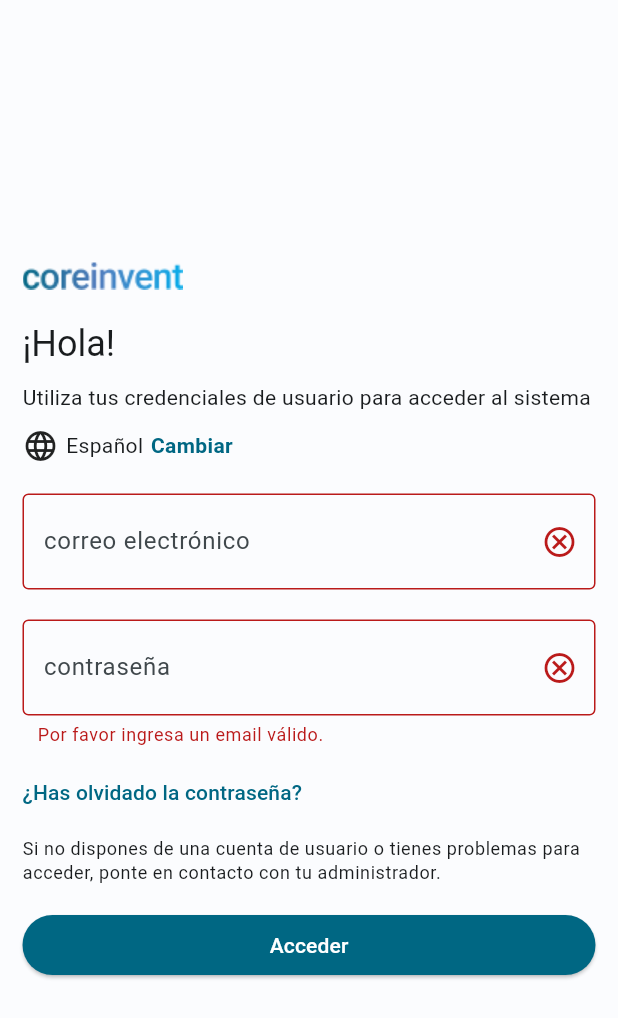
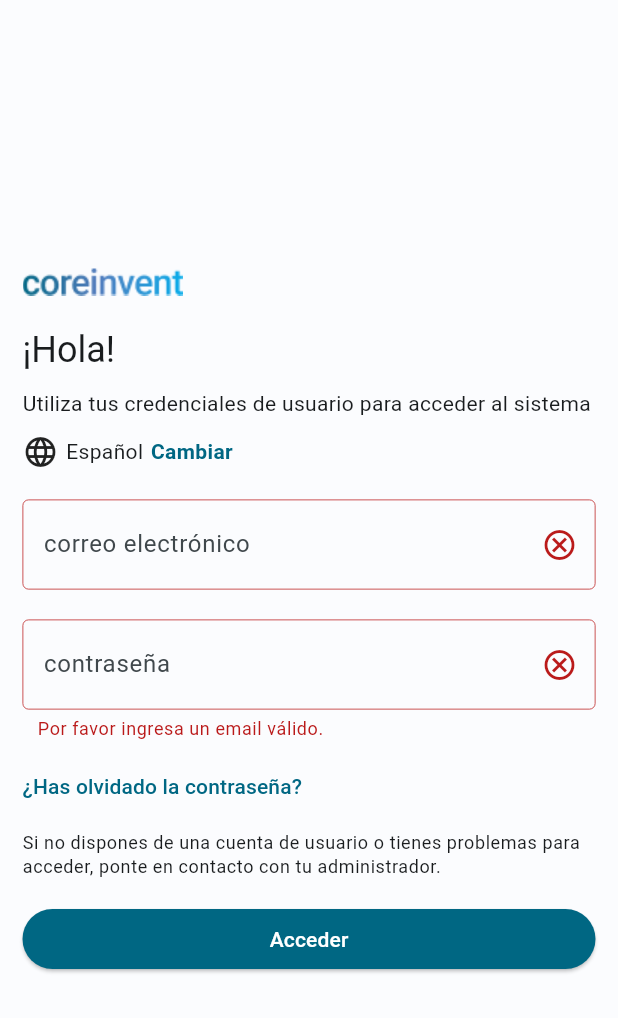
Before and after one commit to andreslowenstein/flutter-coresolutions, a Flutter app: the screen it shows after launch, after a tap on "Acceder", on a phone screen of 412 x 824 dp. Shown: the top 1018 px of the screen. Run offline on Flutter 3.47's test engine with Material 2 defaults, Android fonts, the phone set to English and light mode, and no system bars; our stand-ins replace bloc, dio, email_validator, equatable, flutter_bloc, quickalert and 1 more; network calls fail.

```diff
--- a/coresolutions/lib/UI/cs_textformfield.dart
+++ b/coresolutions/lib/UI/cs_textformfield.dart
@@ -1,50 +1,60 @@
-// import 'package:flutter/material.dart';
+import 'package:flutter/material.dart';
 
-// class CSTextFormField extends StatelessWidget {
-//   const CSTextFormField({
-//     super.key,
-//     this.hint,
-//     this.suffixIcon,
-//     this.prefixIcon,
-//     this.validator,
-//     this.controller,
-//     this.onSaved,
-//   });
+//Componente reciclable de textformfield
+class CSTextFormField extends StatelessWidget {
+  const CSTextFormField({
+    super.key,
+    this.hint,
+    this.suffixIcon,
+    this.prefixIcon,
+    this.controller,
+    this.onPressed,
+    this.error,
+    this.obscureText,
+  });
 
-//   final String? hint;
-//   final Icon? suffixIcon;
-//   final Icon? prefixIcon;
-//   final String? Function(String?)? validator;
-//   final TextEditingController? controller;
-//   final Function(String?)? onSaved;
+  final String? hint;
+  final Icon? suffixIcon;
+  final Icon? prefixIcon;
+  final TextEditingController? controller;
+  final void Function()? onPressed;
+  final bool? error;
+  final bool? obscureText;
 
-//   @override
-//   Widget build(BuildContext context) {
-//     return TextFormField(
-//       validator: validator,
-//       onSaved: onSaved,
-//       controller: controller,
-//       key: key,
-//       style: Theme.of(context).textTheme.bodyMedium,
-//       decoration: InputDecoration(
-//         filled: true,
-//         fillColor: Theme.of(context).colorScheme.onPrimary,
-//         label: Text(
-//           '${this.placeHolder ?? ''}',
-//           textAlign: this.textAlign,
-//           style: this.placeHolderStyle ??
-//               Theme.of(context).inputDecorationTheme.labelStyle,
-//         ),
-//         prefixIcon: this.prefixIcon,
-//         suffixIcon: this.suffixIcon,
-//         enabledBorder: const OutlineInputBorder(
-//           borderSide:
-//               BorderSide(color: Color.fromARGB(255, 199, 199, 199), width: 1.5),
-//         ),
-//         focusedBorder: Theme.of(context).inputDecorationTheme.focusedBorder,
-//         disabledBorder: Theme.of(context).inputDecorationTheme.disabledBorder,
-//       ),
-//       inputFormatters: this.inputFormatters,
-//     );
-//   }
-// }
+  @override
+  Widget build(BuildContext context) {
+    return TextFormField(
+      controller: controller,
+      key: key,
+      style: Theme.of(context).textTheme.bodyMedium,
+      obscureText: obscureText ?? false,
+      decoration: InputDecoration(
+        contentPadding: const EdgeInsets.symmetric(
+          vertical: 20.0,
+          horizontal: 10.0,
+        ),
+        enabledBorder: OutlineInputBorder(
+          borderSide: BorderSide(
+            width: .5,
+            color: error!
+                ? Theme.of(context).colorScheme.error
+                : Theme.of(context).colorScheme.primary,
+          ),
+        ),
+        focusedBorder: const OutlineInputBorder(
+          borderSide: BorderSide(width: 1),
+        ),
+        labelText: hint,
+        suffixIcon: IconButton(
+          onPressed: onPressed,
+          icon: Icon(
+            Icons.cancel_outlined,
+            color: error!
+                ? Theme.of(context).colorScheme.error
+                : Theme.of(context).colorScheme.primary,
+          ),
+        ),
+      ),
+    );
+  }
+}
--- a/coresolutions/lib/main.dart
+++ b/coresolutions/lib/main.dart
@@ -1,6 +1,7 @@
 import 'package:coresolutions/pages/login/bloc/login_bloc.dart';
 import 'package:coresolutions/pages/login/login_page.dart';
-import 'package:coresolutions/pages/natures/bloc/natures_bloc.dart';
+import 'package:coresolutions/pages/natures_create/bloc/nature_create_bloc.dart';
+import 'package:coresolutions/pages/natures_list/bloc/natures_bloc.dart';
 import 'package:coresolutions/repository/repository.dart';
 import 'package:coresolutions/routes/routes.dart';
 import 'package:flutter/material.dart';
@@ -11,7 +12,17 @@ import 'package:coresolutions/themes/theme_light.dart';
 import 'package:flutter_bloc/flutter_bloc.dart';
 
 void main() {
-  runApp(const MyApp());
+  runApp(MultiBlocProvider(providers: [
+    BlocProvider<LoginBloc>(
+      create: (BuildContext context) => LoginBloc(Repository()),
+    ),
+    BlocProvider<NaturesBloc>(
+      create: (BuildContext context) => NaturesBloc(Repository()),
+    ),
+    BlocProvider<NatureCreateBloc>(
+      create: (BuildContext context) => NatureCreateBloc(Repository()),
+    )
+  ], child: const MyApp()));
 }
 
 class MyApp extends StatelessWidget {
@@ -20,16 +31,7 @@ class MyApp extends StatelessWidget {
   // This widget is the root of your application.
   @override
   Widget build(BuildContext context) {
-    return MultiBlocProvider(
-      providers: [
-        BlocProvider<LoginBloc>(
-          create: (BuildContext context) => LoginBloc(Repository()),
-        ),
-        BlocProvider<NaturesBloc>(
-          create: (BuildContext context) => NaturesBloc(Repository()),
-        ),
-      ],
-      child: MaterialApp(
+    return MaterialApp(
       debugShowCheckedModeBanner: false,
       routes: AppRoutes.routesArray,
       theme: ThemeData(
@@ -37,7 +39,6 @@ class MyApp extends StatelessWidget {
       darkTheme: ThemeData(
           useMaterial3: true, colorScheme: darkColorScheme.colorScheme),
       home: LoginPage(),
-      ),
     );
   }
 }
--- a/coresolutions/lib/pages/login/login_page.dart
+++ b/coresolutions/lib/pages/login/login_page.dart
@@ -1,6 +1,7 @@
+import 'package:coresolutions/UI/cs_textformfield.dart';
 import 'package:coresolutions/pages/login/bloc/login_bloc.dart';
 import 'package:coresolutions/pages/login/restore_password_page.dart';
-import 'package:coresolutions/pages/natures/natures_page.dart';
+import 'package:coresolutions/pages/natures_list/natures_page.dart';
 import 'package:flutter/material.dart';
 
 import 'package:flutter_bloc/flutter_bloc.dart';
@@ -23,7 +24,6 @@ class LoginPage extends StatelessWidget {
     return SafeArea(
       child: Scaffold(
         body: Center(
-          child: SingleChildScrollView(
           child: Padding(
             padding: const EdgeInsets.all(15.0),
             child: Column(
@@ -66,8 +66,7 @@ class LoginPage extends StatelessWidget {
                       child: Text(
                         "Cambiar",
                         style: text.bodyMedium!.copyWith(
-                              color: color.primary,
-                              fontWeight: FontWeight.w600),
+                            color: color.primary, fontWeight: FontWeight.w600),
                       ),
                     ),
                   ],
@@ -100,8 +99,8 @@ class LoginPage extends StatelessWidget {
                   height: 20,
                 ),
                 GestureDetector(
-                    onTap: (() => Navigator.pushNamed(
-                        context, RestorePasswordPage.route)),
+                  onTap: (() =>
+                      Navigator.pushNamed(context, RestorePasswordPage.route)),
                   child: Text(
                     "¿Has olvidado la contraseña?",
                     style: text.labelLarge!.copyWith(
@@ -129,6 +128,7 @@ class LoginPage extends StatelessWidget {
                       width: double.infinity,
                       height: 40,
                       child: ElevatedButton(
+                        key: const ValueKey("continueBtn"),
                         onPressed: () {
                           onPressed(context);
                         },
@@ -146,7 +146,6 @@ class LoginPage extends StatelessWidget {
                   },
                 )
               ],
-              ),
             ),
           ),
         ),
@@ -172,49 +171,23 @@ class LoginForm extends StatelessWidget {
     return Column(
       crossAxisAlignment: CrossAxisAlignment.start,
       children: [
-        TextFormField(
+        CSTextFormField(
+          key: const ValueKey("emailInput"),
           controller: _emailController,
-          decoration: InputDecoration(
-            contentPadding: const EdgeInsets.symmetric(
-              vertical: 20.0,
-              horizontal: 10.0,
-            ),
-            enabledBorder: const OutlineInputBorder(
-              borderSide: BorderSide(width: .5),
-            ),
-            focusedBorder: const OutlineInputBorder(
-              borderSide: BorderSide(width: 1),
-            ),
-            labelText: "correo electrónico",
-            suffixIcon: IconButton(
+          hint: "correo electrónico",
           onPressed: _emailController.clear,
-              icon: const Icon(Icons.cancel_outlined),
-            ),
-          ),
+          error: false,
         ),
         const SizedBox(
           height: 20,
         ),
-        TextFormField(
+        CSTextFormField(
+          key: const ValueKey("passwordInput"),
           controller: _passwordController,
+          hint: "contraseña",
+          onPressed: _passwordController.clear,
+          error: false,
           obscureText: true,
-          decoration: InputDecoration(
-            contentPadding: const EdgeInsets.symmetric(
-              vertical: 20.0,
-              horizontal: 10.0,
-            ),
-            enabledBorder: const OutlineInputBorder(
-              borderSide: BorderSide(width: .5),
-            ),
-            focusedBorder: const OutlineInputBorder(
-              borderSide: BorderSide(width: 1),
-            ),
-            labelText: "contraseña",
-            suffixIcon: IconButton(
-              onPressed: _passwordController.clear,
-              icon: const Icon(Icons.cancel_outlined),
-            ),
-          ),
         ),
       ],
     );
@@ -244,54 +217,21 @@ class LoginFormError extends StatelessWidget {
     return Column(
       crossAxisAlignment: CrossAxisAlignment.start,
       children: [
-        TextFormField(
+        CSTextFormField(
           controller: _emailController,
-          decoration: InputDecoration(
-            contentPadding: const EdgeInsets.symmetric(
-              vertical: 20.0,
-              horizontal: 10.0,
-            ),
-            enabledBorder: OutlineInputBorder(
-              borderSide: BorderSide(width: 1, color: color.error),
-            ),
-            focusedBorder: const OutlineInputBorder(
-              borderSide: BorderSide(width: 1),
-            ),
-            labelText: "correo electrónico",
-            suffixIcon: IconButton(
+          hint: "correo electrónico",
           onPressed: _emailController.clear,
-              icon: Icon(
-                Icons.cancel_outlined,
-                color: color.error,
-              ),
-            ),
-          ),
+          error: true,
         ),
         const SizedBox(
           height: 20,
         ),
-        TextFormField(
+        CSTextFormField(
           controller: _passwordController,
-          decoration: InputDecoration(
-            contentPadding: const EdgeInsets.symmetric(
-              vertical: 20.0,
-              horizontal: 10.0,
-            ),
-            enabledBorder: OutlineInputBorder(
-              borderSide: BorderSide(width: 1, color: color.error),
-            ),
-            focusedBorder: const OutlineInputBorder(
-              borderSide: BorderSide(width: 1),
-            ),
-            labelText: "contraseña",
-            suffixIcon: IconButton(
+          hint: "contraseña",
           onPressed: _passwordController.clear,
-              icon: Icon(
-                Icons.cancel_outlined,
-                color: color.error,
-              ),
-            ),
-          ),
+          error: true,
+          obscureText: true,
         ),
         const SizedBox(
           height: 5,
--- a/coresolutions/lib/routes/routes.dart
+++ b/coresolutions/lib/routes/routes.dart
@@ -1,5 +1,6 @@
 import 'package:coresolutions/pages/login/restore_password_page.dart';
-import 'package:coresolutions/pages/natures/natures_page.dart';
+import 'package:coresolutions/pages/natures_create/natures_create_page.dart';
+import 'package:coresolutions/pages/natures_list/natures_page.dart';
 import 'package:flutter/material.dart';
 
 class AppRoutes {
@@ -7,5 +8,6 @@ class AppRoutes {
       <String, WidgetBuilder>{
     NaturesPage.route: (_) => const NaturesPage(),
     RestorePasswordPage.route: (_) => RestorePasswordPage(),
+    NatureCreatePage.route: (_) => const NatureCreatePage(),
   };
 }
--- a/coresolutions/pubspec.yaml
+++ b/coresolutions/pubspec.yaml
@@ -18,11 +18,16 @@ dependencies:
   equatable: ^2.0.5
   dio: ^5.0.1
   shared_preferences: ^2.0.18
+  quickalert: ^1.0.1
+
 
 dev_dependencies:
   flutter_test:
     sdk: flutter
   flutter_lints: ^2.0.0
+  bloc_test: ^9.1.1
+  mockito: ^5.3.2
+  build_runner: ^2.3.0
 
 
 
```
Also changed, not shown: coresolutions/lib/pages/login/restore_password_page.dart (+4 -18 lines), coresolutions/lib/pages/natures_create/bloc/nature_create_bloc.dart (added, +52 -0 lines), coresolutions/lib/pages/natures_create/bloc/nature_create_event.dart (added, +30 -0 lines), coresolutions/lib/pages/natures_create/bloc/nature_create_state.dart (added, +22 -0 lines), coresolutions/lib/pages/natures_create/natures_create_page.dart (added, +171 -0 lines), coresolutions/lib/pages/natures_list/natures_page.dart (renamed from coresolutions/lib/pages/natures/natures_page.dart, +13 -7 lines), coresolutions/lib/repository/repository.dart (+43 -6 lines), coresolutions/lib/pages/natures_list/bloc/natures_bloc.dart (renamed from coresolutions/lib/pages/natures/bloc/natures_bloc.dart), coresolutions/lib/pages/natures_list/bloc/natures_event.dart (renamed from coresolutions/lib/pages/natures/bloc/natures_event.dart), coresolutions/lib/pages/natures_list/bloc/natures_state.dart (renamed from coresolutions/lib/pages/natures/bloc/natures_state.dart), coresolutions/pubspec.lock, 2 other files. Lines whose indentation alone changed are shown as unchanged.
